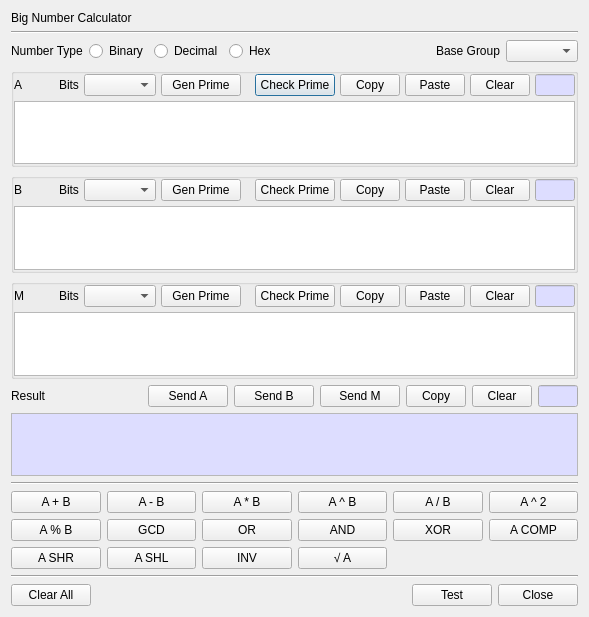
Before: the Qt Designer form BerEditor/bn_calc_dlg.ui in jykim74/BerEditor, drawn with Qt 5.
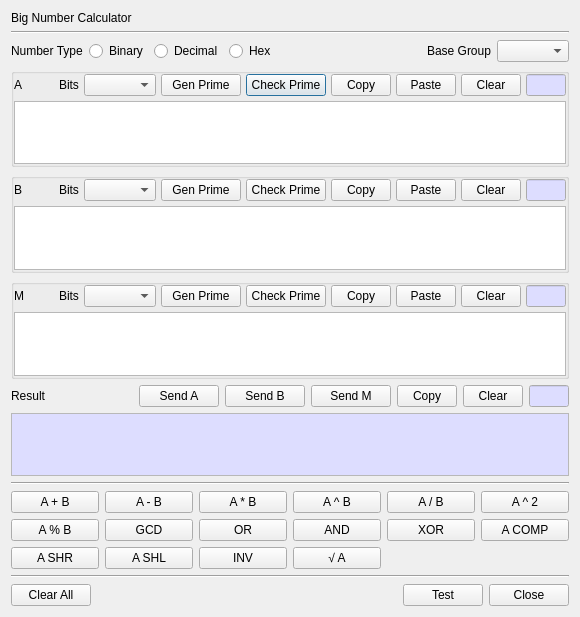
After: the same form once the commit is applied.

```diff
--- a/BerEditor/bn_calc_dlg.ui
+++ b/BerEditor/bn_calc_dlg.ui
@@ -6,7 +6,7 @@
    <rect>
     <x>0</x>
     <y>0</y>
-    <width>589</width>
+    <width>575</width>
     <height>617</height>
    </rect>
   </property>
```
